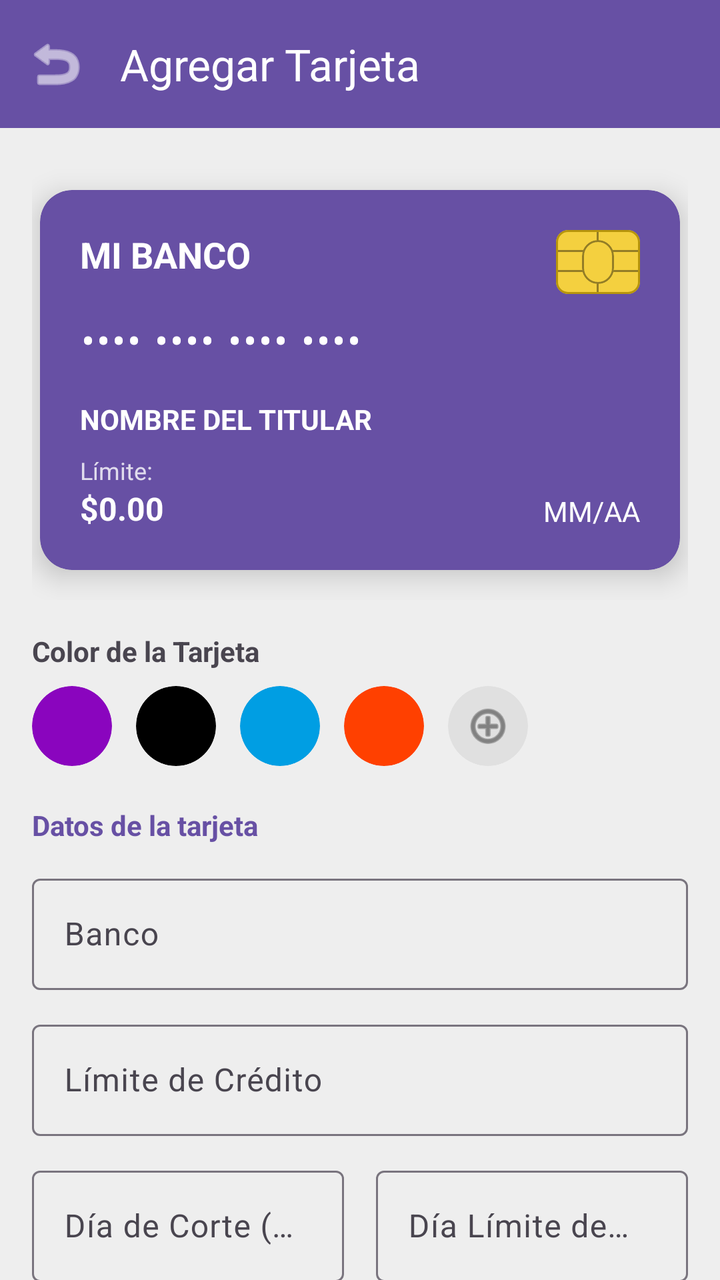
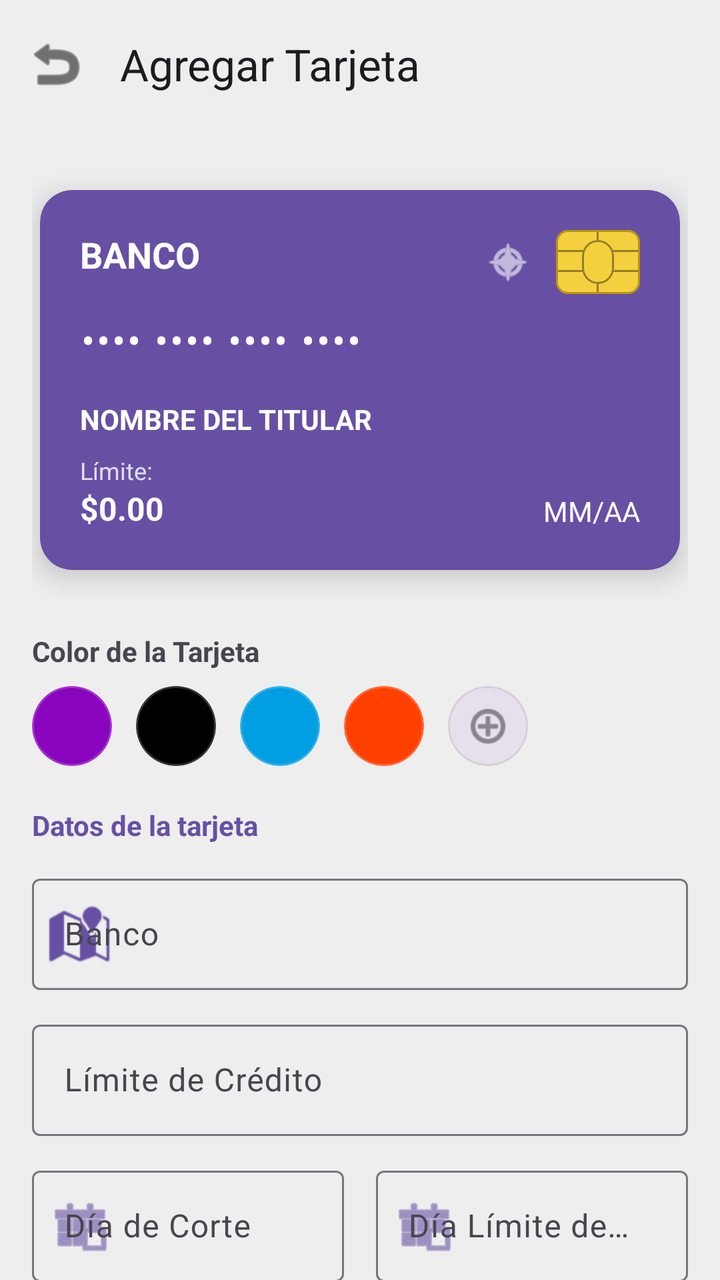

An Android layout rendered at two revisions. The XML below is the earlier revision; the diff shows what the commit changed to produce the second picture.
<!-- AndroidManifest.xml: application theme Theme.CreditSync -->
<!-- res/layout/activity_add_tarjeta.xml -->
<?xml version="1.0" encoding="utf-8"?>
<LinearLayout
    xmlns:android="http://schemas.android.com/apk/res/android"
    xmlns:app="http://schemas.android.com/apk/res-auto"
    xmlns:tools="http://schemas.android.com/tools"
    android:layout_width="match_parent"
    android:layout_height="match_parent"
    android:orientation="vertical"
    android:background="?attr/colorSurface">

    <com.google.android.material.appbar.MaterialToolbar
        android:id="@+id/toolbarAdd"
        android:layout_width="match_parent"
        android:layout_height="?attr/actionBarSize"
        android:background="?attr/colorPrimary"
        app:titleTextColor="?attr/colorOnPrimary"
        app:navigationIcon="@android:drawable/ic_menu_revert"
        app:navigationIconTint="?attr/colorOnPrimary"
        app:title="Agregar Tarjeta" />

    
    <LinearLayout
        android:layout_width="match_parent"
        android:layout_height="wrap_content"
        android:orientation="vertical"
        android:padding="16dp">

        <FrameLayout
            android:layout_width="match_parent"
            android:layout_height="220dp"
            android:layout_marginBottom="16dp">

            <com.google.android.material.card.MaterialCardView
                android:id="@+id/cardFrente"
                android:layout_width="320dp"
                android:layout_height="190dp"
                android:layout_gravity="center"
                app:cardBackgroundColor="?attr/colorPrimary"
                app:cardCornerRadius="16dp"
                app:cardElevation="8dp"
                app:strokeWidth="0dp">

                <androidx.constraintlayout.widget.ConstraintLayout
                    android:layout_width="match_parent"
                    android:layout_height="match_parent"
                    android:padding="20dp">

                    <TextView
                        android:id="@+id/tvPreviewBanco"
                        android:layout_width="wrap_content"
                        android:layout_height="wrap_content"
                        android:text="MI BANCO"
                        android:textColor="#FFFFFF"
                        android:textSize="18sp"
                        android:textStyle="bold"
                        app:layout_constraintStart_toStartOf="parent"
                        app:layout_constraintTop_toTopOf="parent" />

                    <com.google.android.material.card.MaterialCardView
                        android:layout_width="42dp"
                        android:layout_height="32dp"
                        app:cardBackgroundColor="#F4D03F"
                        app:cardCornerRadius="6dp"
                        app:strokeWidth="1dp"
                        app:strokeColor="#B7950B"
                        app:layout_constraintEnd_toEndOf="parent"
                        app:layout_constraintTop_toTopOf="parent">
                        <RelativeLayout
                            android:layout_width="match_parent"
                            android:layout_height="match_parent">
                            <View android:layout_width="match_parent" android:layout_height="1dp" android:background="#66000000" android:layout_marginTop="10dp" />
                            <View android:layout_width="match_parent" android:layout_height="1dp" android:background="#66000000" android:layout_marginTop="20dp" />
                            <View android:layout_width="1dp" android:layout_height="match_parent" android:background="#66000000" android:layout_centerHorizontal="true" />
                            <com.google.android.material.card.MaterialCardView
                                android:layout_width="16dp"
                                android:layout_height="22dp"
                                android:layout_centerInParent="true"
                                app:cardBackgroundColor="#F4D03F"
                                app:strokeWidth="1dp"
                                app:strokeColor="#66000000"
                                app:cardCornerRadius="8dp" />
                        </RelativeLayout>
                    </com.google.android.material.card.MaterialCardView>

                    <TextView
                        android:id="@+id/tvPreviewNumero"
                        android:layout_width="match_parent"
                        android:layout_height="wrap_content"
                        android:text="•••• •••• •••• ••••"
                        android:textColor="#FFFFFF"
                        android:textSize="20sp"
                        android:letterSpacing="0.05"
                        app:layout_constraintBottom_toTopOf="@+id/tvPreviewNombre"
                        app:layout_constraintTop_toBottomOf="@+id/tvPreviewBanco" />

                    <TextView
                        android:id="@+id/tvPreviewNombre"
                        android:layout_width="wrap_content"
                        android:layout_height="wrap_content"
                        android:text="NOMBRE DEL TITULAR"
                        android:textColor="#FFFFFF"
                        android:textStyle="bold"
                        android:textAllCaps="true"
                        android:layout_marginBottom="8dp"
                        app:layout_constraintBottom_toTopOf="@+id/tvPreviewLimiteEtiqueta"
                        app:layout_constraintStart_toStartOf="parent" />

                    <TextView
                        android:id="@+id/tvPreviewLimiteEtiqueta"
                        android:layout_width="wrap_content"
                        android:layout_height="wrap_content"
                        android:text="Límite:"
                        android:textColor="#FFFFFF"
                        android:textSize="12sp"
                        android:alpha="0.8"
                        app:layout_constraintBottom_toTopOf="@+id/tvPreviewLimiteValor"
                        app:layout_constraintStart_toStartOf="parent" />

                    <TextView
                        android:id="@+id/tvPreviewLimiteValor"
                        android:layout_width="wrap_content"
                        android:layout_height="wrap_content"
                        android:text="$0.00"
                        android:textColor="#FFFFFF"
                        android:textSize="16sp"
                        android:textStyle="bold"
                        app:layout_constraintBottom_toBottomOf="parent"
                        app:layout_constraintStart_toStartOf="parent" />

                    <TextView
                        android:id="@+id/tvPreviewFecha"
                        android:layout_width="wrap_content"
                        android:layout_height="wrap_content"
                        android:text="MM/AA"
                        android:textColor="#FFFFFF"
                        app:layout_constraintBottom_toBottomOf="parent"
                        app:layout_constraintEnd_toEndOf="parent" />
                </androidx.constraintlayout.widget.ConstraintLayout>
            </com.google.android.material.card.MaterialCardView>

            <com.google.android.material.card.MaterialCardView
                android:id="@+id/cardAtras"
                android:layout_width="320dp"
                android:layout_height="190dp"
                android:layout_gravity="center"
                android:visibility="gone"
                app:cardBackgroundColor="?attr/colorPrimary"
                app:cardCornerRadius="16dp"
                app:cardElevation="8dp"
                app:strokeWidth="0dp">
                <LinearLayout
                    android:layout_width="match_parent"
                    android:layout_height="match_parent"
                    android:orientation="vertical"
                    android:paddingTop="24dp">
                    <View android:layout_width="match_parent" android:layout_height="40dp" android:background="#222222" />
                    <LinearLayout
                        android:layout_width="match_parent"
                        android:layout_height="40dp"
                        android:layout_marginTop="16dp"
                        android:layout_marginHorizontal="16dp"
                        android:background="#DDDDDD"
                        android:gravity="center_vertical|end"
                        android:paddingEnd="12dp">
                        <TextView
                            android:id="@+id/tvPreviewCvc"
                            android:layout_width="wrap_content"
                            android:layout_height="wrap_content"
                            android:text="•••"
                            android:textColor="#000000"
                            android:textStyle="bold"
                            android:textSize="18sp" />
                    </LinearLayout>
                </LinearLayout>
            </com.google.android.material.card.MaterialCardView>
        </FrameLayout>

        <TextView
            android:layout_width="wrap_content"
            android:layout_height="wrap_content"
            android:text="Color de la Tarjeta"
            android:textStyle="bold"
            android:layout_marginBottom="8dp"/>

        <HorizontalScrollView
            android:layout_width="match_parent"
            android:layout_height="wrap_content"
            android:scrollbars="none">
            <LinearLayout
                android:layout_width="wrap_content"
                android:layout_height="wrap_content"
                android:orientation="horizontal"
                android:gravity="center_vertical"
                android:paddingBottom="4dp">
                <com.google.android.material.card.MaterialCardView android:id="@+id/colorNu" android:layout_width="40dp" android:layout_height="40dp" android:layout_marginEnd="12dp" app:cardBackgroundColor="#8A05BE" app:cardCornerRadius="20dp" app:strokeWidth="0dp"/>
                <com.google.android.material.card.MaterialCardView android:id="@+id/colorKlar" android:layout_width="40dp" android:layout_height="40dp" android:layout_marginEnd="12dp" app:cardBackgroundColor="#000000" app:cardCornerRadius="20dp" app:strokeWidth="0dp"/>
                <com.google.android.material.card.MaterialCardView android:id="@+id/colorMp" android:layout_width="40dp" android:layout_height="40dp" android:layout_marginEnd="12dp" app:cardBackgroundColor="#009EE3" app:cardCornerRadius="20dp" app:strokeWidth="0dp"/>
                <com.google.android.material.card.MaterialCardView android:id="@+id/colorRappi" android:layout_width="40dp" android:layout_height="40dp" android:layout_marginEnd="12dp" app:cardBackgroundColor="#FF4000" app:cardCornerRadius="20dp" app:strokeWidth="0dp"/>
                <com.google.android.material.card.MaterialCardView
                    android:id="@+id/btnColorCustom"
                    android:layout_width="40dp"
                    android:layout_height="40dp"
                    android:layout_marginEnd="12dp"
                    app:cardBackgroundColor="#E0E0E0"
                    app:cardCornerRadius="20dp"
                    app:strokeWidth="0dp">
                    <ImageView
                        android:layout_width="24dp"
                        android:layout_height="24dp"
                        android:layout_gravity="center"
                        android:src="@android:drawable/ic_menu_add"
                        app:tint="#424242" />
                </com.google.android.material.card.MaterialCardView>
            </LinearLayout>
        </HorizontalScrollView>
    </LinearLayout>

    
    <ScrollView
        android:layout_width="match_parent"
        android:layout_height="0dp"
        android:layout_weight="1"
        android:scrollbars="none"
        android:clipToPadding="false">

        <LinearLayout
            android:layout_width="match_parent"
            android:layout_height="wrap_content"
            android:orientation="vertical"
            android:paddingHorizontal="16dp"
            android:paddingBottom="16dp">

            <TextView
                android:layout_width="wrap_content"
                android:layout_height="wrap_content"
                android:text="Datos de la tarjeta"
                android:textStyle="bold"
                android:textColor="?attr/colorPrimary"
                android:layout_marginBottom="12dp"/>

            <com.google.android.material.textfield.TextInputLayout
                android:layout_width="match_parent"
                android:layout_height="wrap_content"
                android:hint="Banco"
                android:layout_marginBottom="12dp">
                <com.google.android.material.textfield.TextInputEditText
                    android:id="@+id/etBanco"
                    android:layout_width="match_parent"
                    android:layout_height="wrap_content"
                    android:inputType="textCapWords" />
            </com.google.android.material.textfield.TextInputLayout>

            <com.google.android.material.textfield.TextInputLayout
                android:layout_width="match_parent"
                android:layout_height="wrap_content"
                android:hint="Límite de Crédito"
                android:layout_marginBottom="12dp">
                
                <com.google.android.material.textfield.TextInputEditText
                    android:id="@+id/etLimite"
                    android:layout_width="match_parent"
                    android:layout_height="wrap_content"
                    android:inputType="number" />
            </com.google.android.material.textfield.TextInputLayout>

            <LinearLayout
                android:layout_width="match_parent"
                android:layout_height="wrap_content"
                android:orientation="horizontal"
                android:layout_marginBottom="24dp">
                <com.google.android.material.textfield.TextInputLayout
                    android:layout_width="0dp"
                    android:layout_height="wrap_content"
                    android:layout_weight="1"
                    android:hint="Día de Corte (Ej. 15)"
                    android:layout_marginEnd="8dp">
                    <com.google.android.material.textfield.TextInputEditText
                        android:id="@+id/etDiaCorte"
                        android:layout_width="match_parent"
                        android:layout_height="wrap_content"
                        android:inputType="number"
                        android:maxLength="2" />
                </com.google.android.material.textfield.TextInputLayout>
                <com.google.android.material.textfield.TextInputLayout
                    android:layout_width="0dp"
                    android:layout_height="wrap_content"
                    android:layout_weight="1"
                    android:hint="Día Límite de Pago (Ej. 5)"
                    android:layout_marginStart="8dp">
                    <com.google.android.material.textfield.TextInputEditText
                        android:id="@+id/etDiaPago"
                        android:layout_width="match_parent"
                        android:layout_height="wrap_content"
                        android:inputType="number"
                        android:maxLength="2" />
                </com.google.android.material.textfield.TextInputLayout>
            </LinearLayout>

            <View android:layout_width="match_parent" android:layout_height="1dp" android:background="#33888888" android:layout_marginBottom="16dp"/>

            <com.google.android.material.textfield.TextInputLayout
                android:layout_width="match_parent"
                android:layout_height="wrap_content"
                android:hint="Número de Tarjeta"
                android:layout_marginBottom="12dp">
                <com.google.android.material.textfield.TextInputEditText
                    android:id="@+id/etNumero"
                    android:layout_width="match_parent"
                    android:layout_height="wrap_content"
                    android:inputType="number"
                    android:maxLength="16" />
            </com.google.android.material.textfield.TextInputLayout>

            <com.google.android.material.textfield.TextInputLayout
                android:layout_width="match_parent"
                android:layout_height="wrap_content"
                android:hint="Nombre del Titular"
                android:layout_marginBottom="12dp">
                <com.google.android.material.textfield.TextInputEditText
                    android:id="@+id/etNombre"
                    android:layout_width="match_parent"
                    android:layout_height="wrap_content"
                    android:inputType="textCapCharacters" />
            </com.google.android.material.textfield.TextInputLayout>

            <LinearLayout
                android:layout_width="match_parent"
                android:layout_height="wrap_content"
                android:orientation="horizontal"
                android:layout_marginBottom="24dp">
                <com.google.android.material.textfield.TextInputLayout
                    android:layout_width="0dp"
                    android:layout_height="wrap_content"
                    android:layout_weight="1"
                    android:hint="Vencimiento (MM/AA)"
                    android:layout_marginEnd="8dp">
                    <com.google.android.material.textfield.TextInputEditText
                        android:id="@+id/etFecha"
                        android:layout_width="match_parent"
                        android:layout_height="wrap_content"
                        android:inputType="number"
                        android:maxLength="5" />
                </com.google.android.material.textfield.TextInputLayout>
                <com.google.android.material.textfield.TextInputLayout
                    android:layout_width="0dp"
                    android:layout_height="wrap_content"
                    android:layout_weight="1"
                    android:hint="CVC"
                    android:layout_marginStart="8dp">
                    <com.google.android.material.textfield.TextInputEditText
                        android:id="@+id/etCvc"
                        android:layout_width="match_parent"
                        android:layout_height="wrap_content"
                        android:inputType="numberPassword"
                        android:maxLength="4" />
                </com.google.android.material.textfield.TextInputLayout>
            </LinearLayout>

            <com.google.android.material.button.MaterialButton
                android:id="@+id/btnGuardar"
                android:layout_width="match_parent"
                android:layout_height="wrap_content"
                android:text="Guardar Tarjeta"
                android:padding="12dp" />

        </LinearLayout>
    </ScrollView>
</LinearLayout>
<!-- resources referenced by this layout -->
<resources>
  <style name="Theme.CreditSync" parent="Base.Theme.CreditSync" />
  <style name="Base.Theme.CreditSync" parent="Theme.Material3.DayNight.NoActionBar">
          
          <item name="colorPrimary">@color/md_theme_light_primary</item>
          <item name="colorOnPrimary">@color/md_theme_light_onPrimary</item>
          
          <item name="android:colorBackground">@color/md_theme_light_background</item>
          <item name="colorSurface">@color/md_theme_light_surface</item>
      </style>
  <color name="md_theme_light_primary">#6750A4</color>
  <color name="md_theme_light_onPrimary">#FFFFFF</color>
  <color name="md_theme_light_background">#FDFBFF</color>
  <color name="md_theme_light_surface">#EEEEEE</color>
</resources>

<!-- the commit's change to res/layout/activity_add_tarjeta.xml (unified diff, before → after) -->
@@ -12,10 +12,10 @@
         android:id="@+id/toolbarAdd"
         android:layout_width="match_parent"
         android:layout_height="?attr/actionBarSize"
-        android:background="?attr/colorPrimary"
-        app:titleTextColor="?attr/colorOnPrimary"
+        android:background="@android:color/transparent"
+        app:titleTextColor="?attr/colorOnSurface"
         app:navigationIcon="@android:drawable/ic_menu_revert"
-        app:navigationIconTint="?attr/colorOnPrimary"
+        app:navigationIconTint="?attr/colorOnSurface"
         app:title="Agregar Tarjeta" />
 
     
@@ -30,6 +30,7 @@
             android:layout_height="220dp"
             android:layout_marginBottom="16dp">
 
+            
             <com.google.android.material.card.MaterialCardView
                 android:id="@+id/cardFrente"
                 android:layout_width="320dp"
@@ -49,14 +50,16 @@
                         android:id="@+id/tvPreviewBanco"
                         android:layout_width="wrap_content"
                         android:layout_height="wrap_content"
-                        android:text="MI BANCO"
+                        android:text="BANCO"
                         android:textColor="#FFFFFF"
                         android:textSize="18sp"
                         android:textStyle="bold"
                         app:layout_constraintStart_toStartOf="parent"
                         app:layout_constraintTop_toTopOf="parent" />
 
+                    
                     <com.google.android.material.card.MaterialCardView
+                        android:id="@+id/chipSimulado"
                         android:layout_width="42dp"
                         android:layout_height="32dp"
                         app:cardBackgroundColor="#F4D03F"
@@ -82,6 +85,18 @@
                         </RelativeLayout>
                     </com.google.android.material.card.MaterialCardView>
 
+                    
+                    <ImageView
+                        android:id="@+id/ivContactless"
+                        android:layout_width="24dp"
+                        android:layout_height="24dp"
+                        android:src="@android:drawable/ic_menu_compass"
+                        app:tint="#FFFFFF"
+                        android:layout_marginEnd="12dp"
+                        app:layout_constraintEnd_toStartOf="@+id/chipSimulado"
+                        app:layout_constraintTop_toTopOf="@+id/chipSimulado"
+                        app:layout_constraintBottom_toBottomOf="@+id/chipSimulado" />
+
                     <TextView
                         android:id="@+id/tvPreviewNumero"
                         android:layout_width="match_parent"
@@ -138,6 +153,7 @@
                 </androidx.constraintlayout.widget.ConstraintLayout>
             </com.google.android.material.card.MaterialCardView>
 
+            
             <com.google.android.material.card.MaterialCardView
                 android:id="@+id/cardAtras"
                 android:layout_width="320dp"
@@ -153,7 +169,9 @@
                     android:layout_height="match_parent"
                     android:orientation="vertical"
                     android:paddingTop="24dp">
+
                     <View android:layout_width="match_parent" android:layout_height="40dp" android:background="#222222" />
+
                     <LinearLayout
                         android:layout_width="match_parent"
                         android:layout_height="40dp"
@@ -171,6 +189,32 @@
                             android:textStyle="bold"
                             android:textSize="18sp" />
                     </LinearLayout>
+
+                    <LinearLayout
+                        android:layout_width="match_parent"
+                        android:layout_height="wrap_content"
+                        android:orientation="horizontal"
+                        android:layout_marginTop="16dp"
+                        android:layout_marginHorizontal="20dp"
+                        android:baselineAligned="false">
+                        <LinearLayout
+                            android:layout_width="0dp"
+                            android:layout_height="wrap_content"
+                            android:layout_weight="1"
+                            android:orientation="vertical">
+                            <TextView android:layout_width="wrap_content" android:layout_height="wrap_content" android:text="Día de Corte" android:textColor="#FFFFFF" android:textSize="10sp" android:alpha="0.7"/>
+                            <TextView android:id="@+id/tvPreviewCorte" android:layout_width="wrap_content" android:layout_height="wrap_content" android:text="--" android:textColor="#FFFFFF" android:textStyle="bold" android:textSize="14sp"/>
+                        </LinearLayout>
+                        <LinearLayout
+                            android:layout_width="0dp"
+                            android:layout_height="wrap_content"
+                            android:layout_weight="1"
+                            android:orientation="vertical"
+                            android:gravity="end">
+                            <TextView android:layout_width="wrap_content" android:layout_height="wrap_content" android:text="Día Límite de Pago" android:textColor="#FFFFFF" android:textSize="10sp" android:alpha="0.7"/>
+                            <TextView android:id="@+id/tvPreviewPago" android:layout_width="wrap_content" android:layout_height="wrap_content" android:text="--" android:textColor="#FFFFFF" android:textStyle="bold" android:textSize="14sp"/>
+                        </LinearLayout>
+                    </LinearLayout>
                 </LinearLayout>
             </com.google.android.material.card.MaterialCardView>
         </FrameLayout>
@@ -192,24 +236,25 @@
                 android:orientation="horizontal"
                 android:gravity="center_vertical"
                 android:paddingBottom="4dp">
-                <com.google.android.material.card.MaterialCardView android:id="@+id/colorNu" android:layout_width="40dp" android:layout_height="40dp" android:layout_marginEnd="12dp" app:cardBackgroundColor="#8A05BE" app:cardCornerRadius="20dp" app:strokeWidth="0dp"/>
-                <com.google.android.material.card.MaterialCardView android:id="@+id/colorKlar" android:layout_width="40dp" android:layout_height="40dp" android:layout_marginEnd="12dp" app:cardBackgroundColor="#000000" app:cardCornerRadius="20dp" app:strokeWidth="0dp"/>
-                <com.google.android.material.card.MaterialCardView android:id="@+id/colorMp" android:layout_width="40dp" android:layout_height="40dp" android:layout_marginEnd="12dp" app:cardBackgroundColor="#009EE3" app:cardCornerRadius="20dp" app:strokeWidth="0dp"/>
-                <com.google.android.material.card.MaterialCardView android:id="@+id/colorRappi" android:layout_width="40dp" android:layout_height="40dp" android:layout_marginEnd="12dp" app:cardBackgroundColor="#FF4000" app:cardCornerRadius="20dp" app:strokeWidth="0dp"/>
+                <com.google.android.material.card.MaterialCardView android:id="@+id/colorNu" android:layout_width="40dp" android:layout_height="40dp" android:layout_marginEnd="12dp" app:cardBackgroundColor="#8A05BE" app:cardCornerRadius="20dp" app:strokeWidth="1dp" app:strokeColor="#33FFFFFF"/>
+                <com.google.android.material.card.MaterialCardView android:id="@+id/colorKlar" android:layout_width="40dp" android:layout_height="40dp" android:layout_marginEnd="12dp" app:cardBackgroundColor="#000000" app:cardCornerRadius="20dp" app:strokeWidth="1dp" app:strokeColor="#33FFFFFF"/>
+                <com.google.android.material.card.MaterialCardView android:id="@+id/colorMp" android:layout_width="40dp" android:layout_height="40dp" android:layout_marginEnd="12dp" app:cardBackgroundColor="#009EE3" app:cardCornerRadius="20dp" app:strokeWidth="1dp" app:strokeColor="#33FFFFFF"/>
+                <com.google.android.material.card.MaterialCardView android:id="@+id/colorRappi" android:layout_width="40dp" android:layout_height="40dp" android:layout_marginEnd="12dp" app:cardBackgroundColor="#FF4000" app:cardCornerRadius="20dp" app:strokeWidth="1dp" app:strokeColor="#33FFFFFF"/>
                 <com.google.android.material.card.MaterialCardView
                     android:id="@+id/btnColorCustom"
                     android:layout_width="40dp"
                     android:layout_height="40dp"
                     android:layout_marginEnd="12dp"
-                    app:cardBackgroundColor="#E0E0E0"
+                    app:cardBackgroundColor="?attr/colorSurfaceVariant"
                     app:cardCornerRadius="20dp"
-                    app:strokeWidth="0dp">
+                    app:strokeWidth="1dp"
+                    app:strokeColor="#33888888">
                     <ImageView
                         android:layout_width="24dp"
                         android:layout_height="24dp"
                         android:layout_gravity="center"
                         android:src="@android:drawable/ic_menu_add"
-                        app:tint="#424242" />
+                        app:tint="?attr/colorOnSurfaceVariant" />
                 </com.google.android.material.card.MaterialCardView>
             </LinearLayout>
         </HorizontalScrollView>
@@ -239,9 +284,12 @@
                 android:layout_marginBottom="12dp"/>
 
             <com.google.android.material.textfield.TextInputLayout
+                android:id="@+id/tilBanco"
                 android:layout_width="match_parent"
                 android:layout_height="wrap_content"
                 android:hint="Banco"
+                app:startIconDrawable="@android:drawable/ic_dialog_map"
+                app:startIconTint="?attr/colorPrimary"
                 android:layout_marginBottom="12dp">
                 <com.google.android.material.textfield.TextInputEditText
                     android:id="@+id/etBanco"
@@ -251,11 +299,11 @@
             </com.google.android.material.textfield.TextInputLayout>
 
             <com.google.android.material.textfield.TextInputLayout
+                android:id="@+id/tilLimite"
                 android:layout_width="match_parent"
                 android:layout_height="wrap_content"
                 android:hint="Límite de Crédito"
                 android:layout_marginBottom="12dp">
-                
                 <com.google.android.material.textfield.TextInputEditText
                     android:id="@+id/etLimite"
                     android:layout_width="match_parent"
@@ -269,10 +317,13 @@
                 android:orientation="horizontal"
                 android:layout_marginBottom="24dp">
                 <com.google.android.material.textfield.TextInputLayout
+                    android:id="@+id/tilDiaCorte"
                     android:layout_width="0dp"
                     android:layout_height="wrap_content"
                     android:layout_weight="1"
-                    android:hint="Día de Corte (Ej. 15)"
+                    android:hint="Día de Corte"
+                    app:startIconDrawable="@android:drawable/ic_menu_today"
+                    app:startIconTint="?attr/colorPrimary"
                     android:layout_marginEnd="8dp">
                     <com.google.android.material.textfield.TextInputEditText
                         android:id="@+id/etDiaCorte"
@@ -281,11 +332,15 @@
                         android:inputType="number"
                         android:maxLength="2" />
                 </com.google.android.material.textfield.TextInputLayout>
+
                 <com.google.android.material.textfield.TextInputLayout
+                    android:id="@+id/tilDiaPago"
                     android:layout_width="0dp"
                     android:layout_height="wrap_content"
                     android:layout_weight="1"
-                    android:hint="Día Límite de Pago (Ej. 5)"
+                    android:hint="Día Límite de Pago"
+                    app:startIconDrawable="@android:drawable/ic_menu_today"
+                    app:startIconTint="?attr/colorPrimary"
                     android:layout_marginStart="8dp">
                     <com.google.android.material.textfield.TextInputEditText
                         android:id="@+id/etDiaPago"
@@ -299,9 +354,12 @@
             <View android:layout_width="match_parent" android:layout_height="1dp" android:background="#33888888" android:layout_marginBottom="16dp"/>
 
             <com.google.android.material.textfield.TextInputLayout
+                android:id="@+id/tilNumero"
                 android:layout_width="match_parent"
                 android:layout_height="wrap_content"
                 android:hint="Número de Tarjeta"
+                app:startIconDrawable="@android:drawable/ic_menu_gallery"
+                app:startIconTint="?attr/colorPrimary"
                 android:layout_marginBottom="12dp">
                 <com.google.android.material.textfield.TextInputEditText
                     android:id="@+id/etNumero"
@@ -312,9 +370,12 @@
             </com.google.android.material.textfield.TextInputLayout>
 
             <com.google.android.material.textfield.TextInputLayout
+                android:id="@+id/tilNombre"
                 android:layout_width="match_parent"
                 android:layout_height="wrap_content"
                 android:hint="Nombre del Titular"
+                app:startIconDrawable="@android:drawable/ic_menu_myplaces"
+                app:startIconTint="?attr/colorPrimary"
                 android:layout_marginBottom="12dp">
                 <com.google.android.material.textfield.TextInputEditText
                     android:id="@+id/etNombre"
@@ -329,10 +390,13 @@
                 android:orientation="horizontal"
                 android:layout_marginBottom="24dp">
                 <com.google.android.material.textfield.TextInputLayout
+                    android:id="@+id/tilFecha"
                     android:layout_width="0dp"
                     android:layout_height="wrap_content"
                     android:layout_weight="1"
-                    android:hint="Vencimiento (MM/AA)"
+                    android:hint="Vencimiento"
+                    app:startIconDrawable="@android:drawable/ic_menu_today"
+                    app:startIconTint="?attr/colorPrimary"
                     android:layout_marginEnd="8dp">
                     <com.google.android.material.textfield.TextInputEditText
                         android:id="@+id/etFecha"
@@ -341,18 +405,22 @@
                         android:inputType="number"
                         android:maxLength="5" />
                 </com.google.android.material.textfield.TextInputLayout>
+
                 <com.google.android.material.textfield.TextInputLayout
+                    android:id="@+id/tilCvc"
                     android:layout_width="0dp"
                     android:layout_height="wrap_content"
                     android:layout_weight="1"
-                    android:hint="CVC"
+                    android:hint="CVV"
+                    app:startIconDrawable="@android:drawable/ic_lock_idle_lock"
+                    app:startIconTint="?attr/colorPrimary"
                     android:layout_marginStart="8dp">
                     <com.google.android.material.textfield.TextInputEditText
                         android:id="@+id/etCvc"
                         android:layout_width="match_parent"
                         android:layout_height="wrap_content"
                         android:inputType="numberPassword"
-                        android:maxLength="4" />
+                        android:maxLength="3" />
                 </com.google.android.material.textfield.TextInputLayout>
             </LinearLayout>
 
